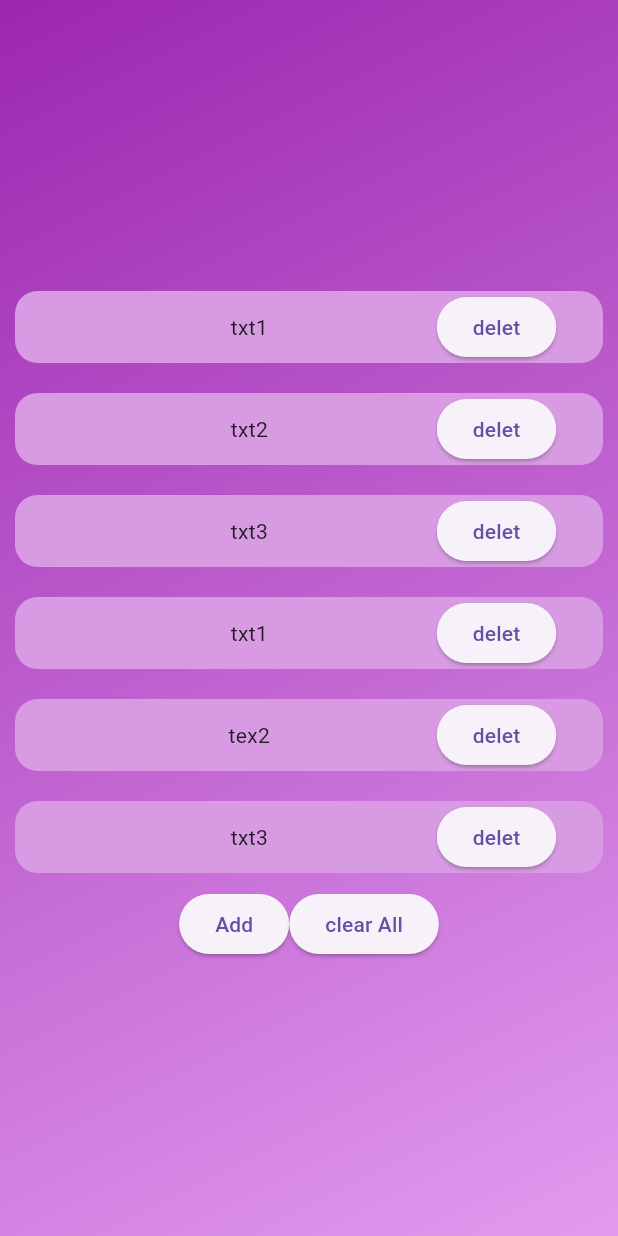
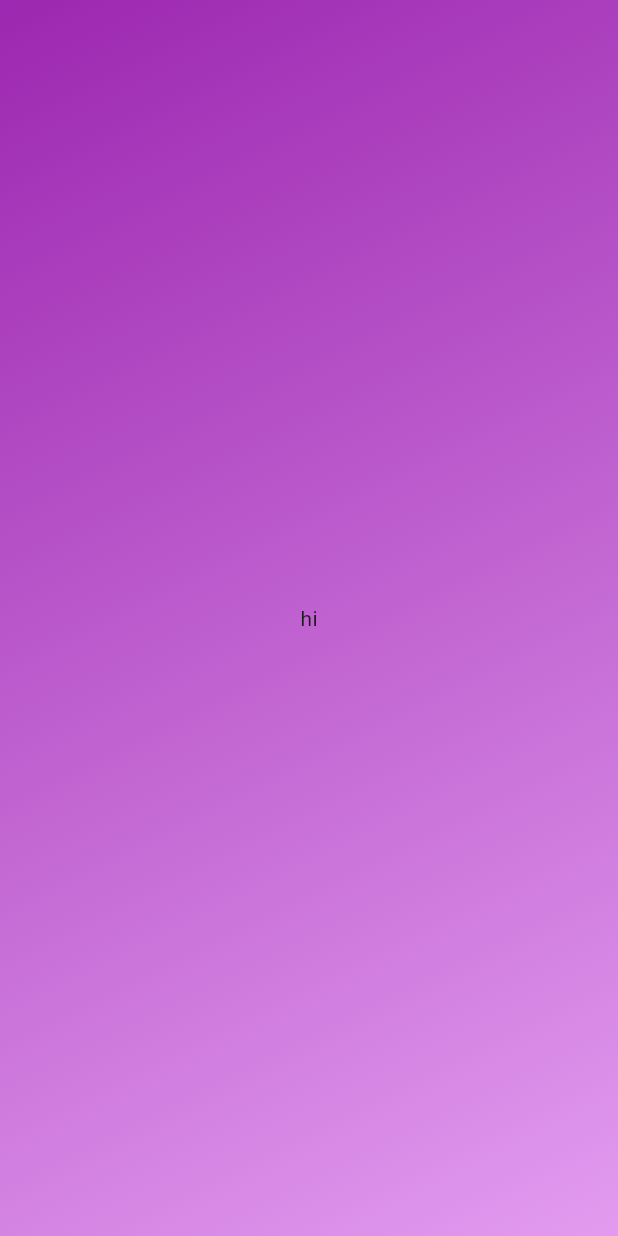
Before and after one commit to Indrajit-Banerjee7/to_do_list, a Flutter app: the screen it shows after launch, after a tap on "Add", on a phone screen of 412 x 824 dp. Run offline on Flutter 3.47's test engine with Material 3 defaults, Android fonts, the phone set to English and light mode, and no system bars.

Commit message:
creted methods for changing screen

```diff
--- /dev/null
+++ b/lib/addscreen.dart
@@ -0,0 +1,10 @@
+import 'package:flutter/material.dart';
+
+class AddScreen extends StatelessWidget{
+  @override
+  Widget build(BuildContext context) {
+    return(
+      Text('hi')
+    );
+  }
+}
--- a/lib/changing_part.dart
+++ b/lib/changing_part.dart
@@ -2,23 +2,42 @@ import 'package:flutter/material.dart';
 import 'package:to_do_list/small_container.dart';
 import 'package:to_do_list/data/data_array.dart';
 
-class ChangingPart extends StatefulWidget{
-  const ChangingPart({super.key});
+class ChangingPart extends StatefulWidget {
+  const ChangingPart(this.onTapAdd, {Key? key}) : super(key: key);
+  final void Function() onTapAdd;
+
   @override
   State<StatefulWidget> createState() {
-   return _ChangingPart();
+    return _ChangingPartState();
   }
 }
 
-class _ChangingPart extends State<ChangingPart> {
+class _ChangingPartState extends State<ChangingPart> {
   @override
   Widget build(BuildContext context) {
     return Column(
       children: [
-       SmallContainer(Text('txt1'),),
-       SmallContainer(Text('txt2'),),
-       SmallContainer(Text('txt3'),),
-       ...dataArr.map((e) => SmallContainer(Text(e),),),
+        SmallContainer(Text('txt1')),
+        SmallContainer(Text('txt2')),
+        SmallContainer(Text('txt3')),
+        ...dataArr.map((e) => SmallContainer(Text(e))),
+         Row(
+                  mainAxisAlignment: MainAxisAlignment.center,
+                  children: [
+                    ElevatedButton(
+                      onPressed: widget.onTapAdd,
+                      child: const Text('Add'),
+                    ),
+                    ElevatedButton(
+                      onPressed: () {},
+                      child: const Text('Clear All'),
+                    ),
+                  ],
+                ),
+        // ElevatedButton(
+        //   onPressed: widget.onTapAdd,
+        //   child: Text('Add'),
+        // ),
       ],
     );
   }
--- a/lib/to_do_app.dart
+++ b/lib/to_do_app.dart
@@ -1,44 +1,59 @@
 import 'package:flutter/material.dart';
+import 'package:to_do_list/addscreen.dart';
 import 'package:to_do_list/changing_part.dart';
-import 'package:to_do_list/data/data_array.dart';
 
-class ToDoApp extends StatelessWidget{
-  const ToDoApp({super.key});
+class ToDoApp extends StatefulWidget {
+  const ToDoApp({Key? key}) : super(key: key);
+
+  @override
+  State<StatefulWidget> createState() {
+    return _ToDoAppState();
+  }
+}
+
+class _ToDoAppState extends State<ToDoApp> {
+
+
+ Widget? activesccreen ;
+
+  @override
+  void initState() {
+   activesccreen = ChangingPart(onTapAdd);
+    super.initState();
+  }
+
+ void onTapAdd(){
+  setState(() {
+    activesccreen = AddScreen() ;  //////////////////////
+  });
+ }
+
+
   @override
   Widget build(BuildContext context) {
-
-    return(
-      MaterialApp(
-        home: Scaffold(
-          body: Container(decoration: const BoxDecoration(
-            gradient: LinearGradient(colors: [
-              Colors.purple,
-              Color.fromARGB(255, 226, 155, 239),
-            ],
-            begin: Alignment.topLeft ,
-            end: Alignment.bottomRight ,
+    return MaterialApp(
+      home: Scaffold(
+        body: Container(
+          decoration: const BoxDecoration(
+            gradient: LinearGradient(
+              colors: [
+                Colors.purple,
+                Color.fromARGB(255, 226, 155, 239),
+              ],
+              begin: Alignment.topLeft,
+              end: Alignment.bottomRight,
             ),
           ),
-          child:  Center(
+          child: Center(
             child: Column(
               mainAxisSize: MainAxisSize.min,
               children: [
-                 const ChangingPart(),
-                 Row(
-                  mainAxisAlignment: MainAxisAlignment.center,
-                   children: [
-
-                     ElevatedButton(onPressed: (){}, child: const Text('Add')),
-                     ElevatedButton(onPressed: (){}, child: const Text('clear All'),),
-                   ],
-                 ),
+                Container(child: activesccreen),
               ],
             ),
           ),
-          //ElevatedButton(onPressed: (){}, child: Text('data'),),
-          ),
         ),
-      )
+      ),
     );
   }
 }
```
Also changed, not shown: lib/testing.dart (deleted, +0 -84 lines).
